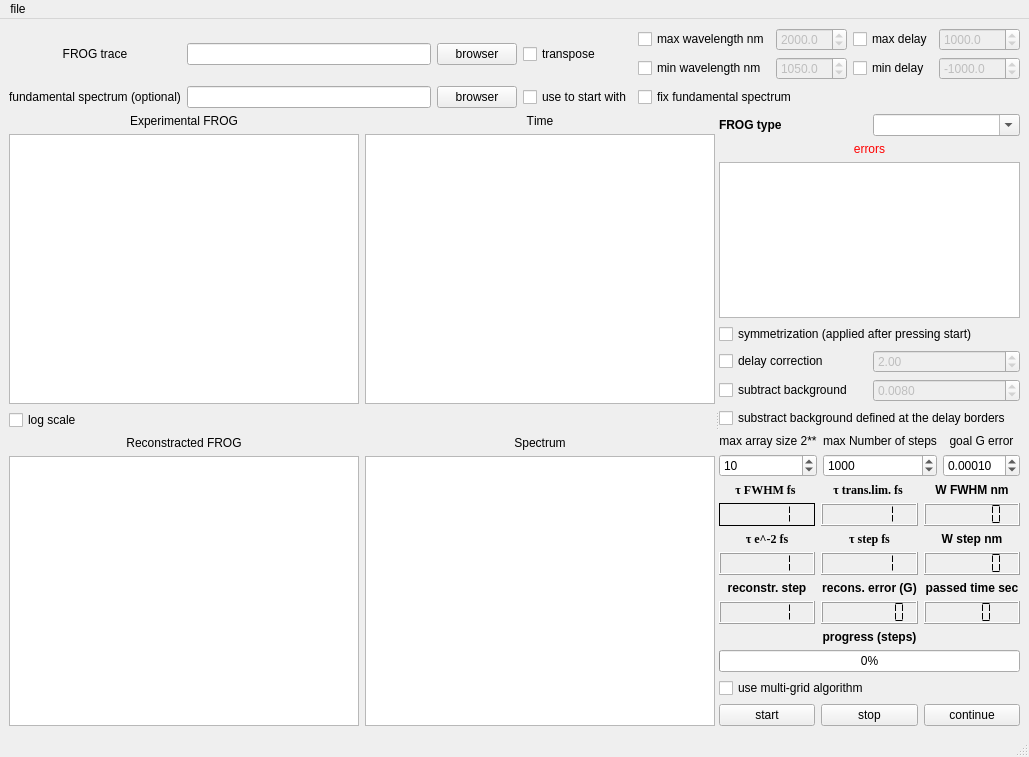
LEAP-OSU/Slava-FROG-Masha, file Qt/FROG_GUI2.1.ui: the form before one commit.
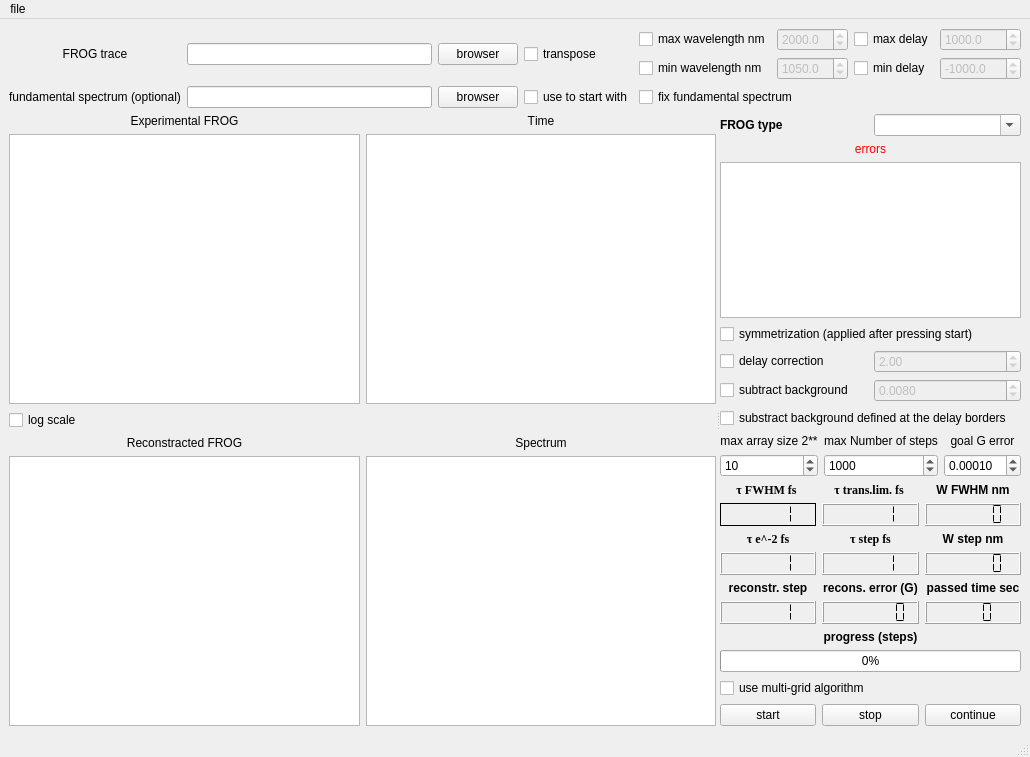
The form after the commit.

What changed in the file:
```diff
--- a/Qt/FROG_GUI2.1.ui
+++ b/Qt/FROG_GUI2.1.ui
@@ -9,7 +9,7 @@
    <rect>
     <x>0</x>
     <y>0</y>
-    <width>1025</width>
+    <width>1030</width>
     <height>757</height>
    </rect>
   </property>
@@ -1000,8 +1000,8 @@
     <rect>
      <x>0</x>
      <y>0</y>
-     <width>1025</width>
-     <height>22</height>
+     <width>1030</width>
+     <height>21</height>
     </rect>
    </property>
    <widget class="QMenu" name="menufile">
```
Left out of the diff: 70 changed lines with no effect on the pictures.
